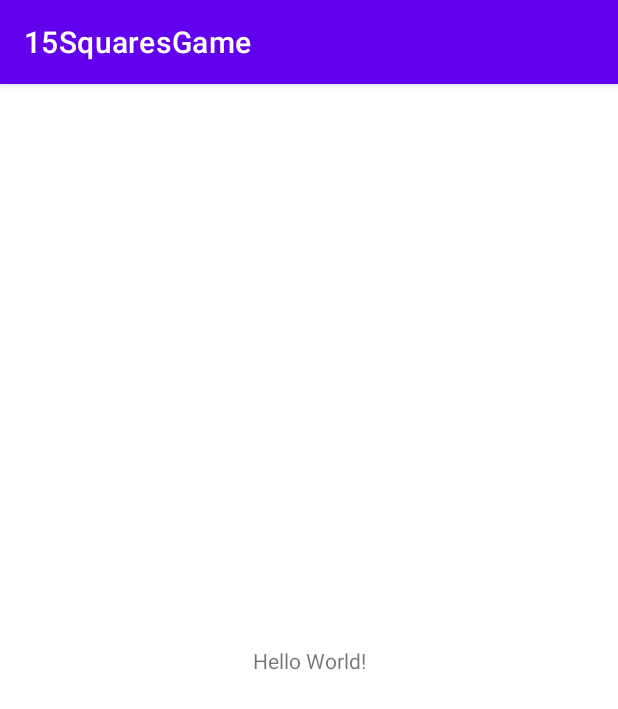
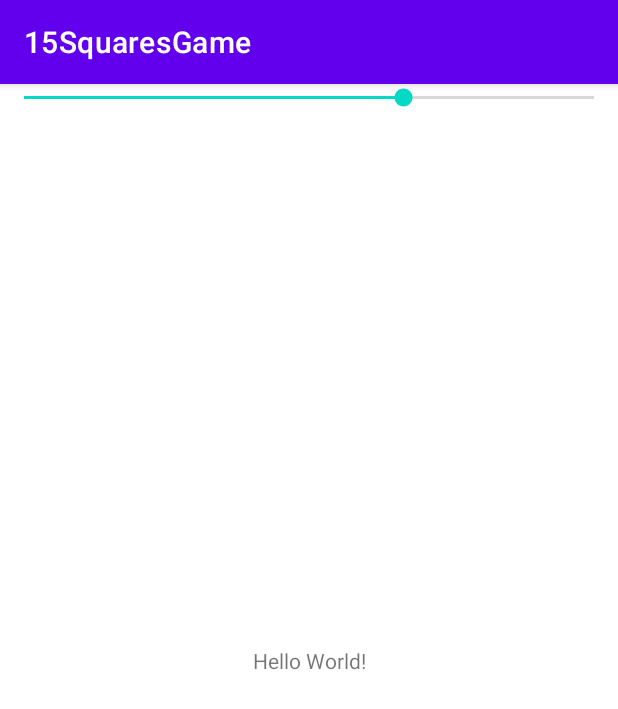
Before and after one commit to Nowayman0908/15SquaresGame, an Android app: the screen it shows after launch (MainActivity), on a phone screen of 412 x 824 dp. Shown: the top 709 px of the screen. Run offline under Robolectric (Android 15) with nearby library versions, the phone set to English and light mode, and no system bars.

```diff
--- a/app/src/main/java/com/example/a15squaresgame/MainActivity.java
+++ b/app/src/main/java/com/example/a15squaresgame/MainActivity.java
@@ -3,6 +3,7 @@ package com.example.a15squaresgame;
 import androidx.appcompat.app.AppCompatActivity;
 
 import android.os.Bundle;
+import android.widget.SeekBar;
 
 public class MainActivity extends AppCompatActivity {
 
@@ -10,5 +11,11 @@ public class MainActivity extends AppCompatActivity {
     protected void onCreate(Bundle savedInstanceState) {
         super.onCreate(savedInstanceState);
         setContentView(R.layout.activity_main);
+
+        //SquareView SV = findViewById(R.id.squareview);
+        //SquareController SC = new SquareController();
+
+        SeekBar numSquaresBar = findViewById(R.id.numSquareSeekBar);
+        //numSquaresBar.setOnSeekBarChangeListener(SC);
     }
 }
--- a/app/src/main/java/com/example/a15squaresgame/SquareModel.java
+++ b/app/src/main/java/com/example/a15squaresgame/SquareModel.java
@@ -1,7 +1,9 @@
 package com.example.a15squaresgame;
 
 public class SquareModel {
-    private int setNumSquare = 4;
-    private int totalNumSquare = setNumSquare * setNumSquare;
+    public int setNumSquare = 4;
+    public int totalNumSquare = setNumSquare * setNumSquare;
+    public int[] corrSquareNumOrder = new int[totalNumSquare];
+    public int[][] SquareNumOrder = new int[setNumSquare][setNumSquare];
 
 }
--- a/app/src/main/res/layout/activity_main.xml
+++ b/app/src/main/res/layout/activity_main.xml
@@ -15,4 +15,14 @@
         app:layout_constraintStart_toStartOf="parent"
         app:layout_constraintTop_toTopOf="parent" />
 
+    <SeekBar
+        android:id="@+id/numSquareSeekBar"
+        android:layout_width="match_parent"
+        android:layout_height="wrap_content"
+        android:layout_weight="1"
+        android:max="6"
+        android:progress="4"
+        tools:layout_editor_absoluteX="0dp"
+        tools:layout_editor_absoluteY="646dp" />
+
 </androidx.constraintlayout.widget.ConstraintLayout>
```
Also changed, not shown: app/src/main/java/com/example/a15squaresgame/SquareController.java (+27 -1 lines), app/src/main/java/com/example/a15squaresgame/SquareView.java (+14 -4 lines).
